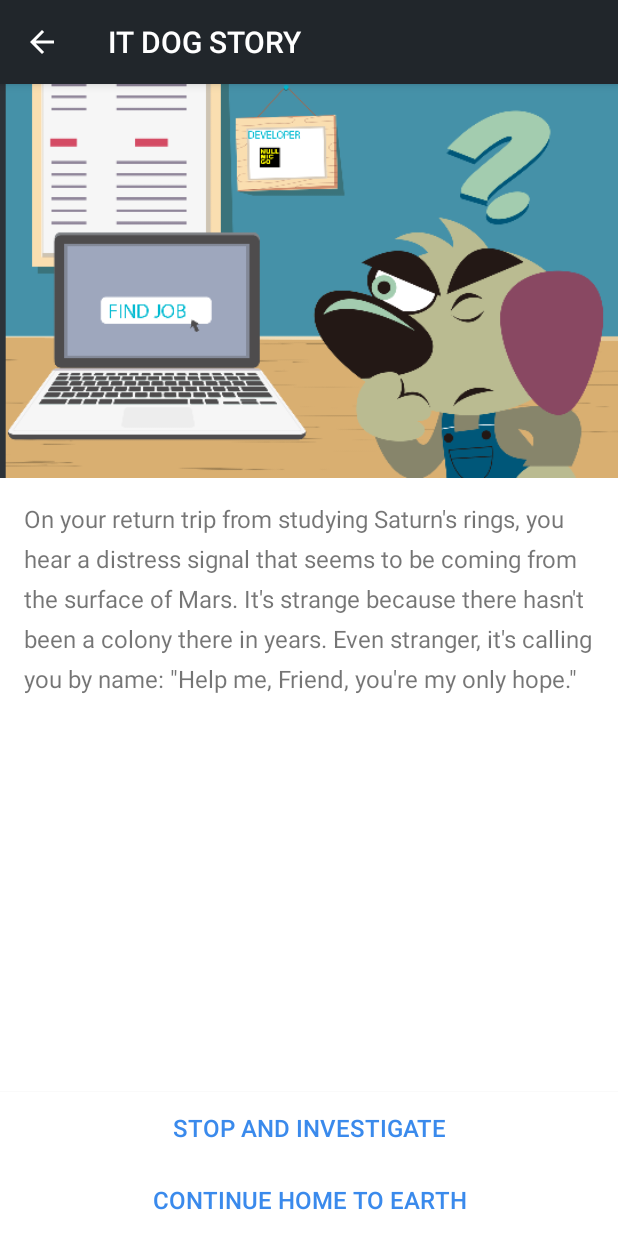
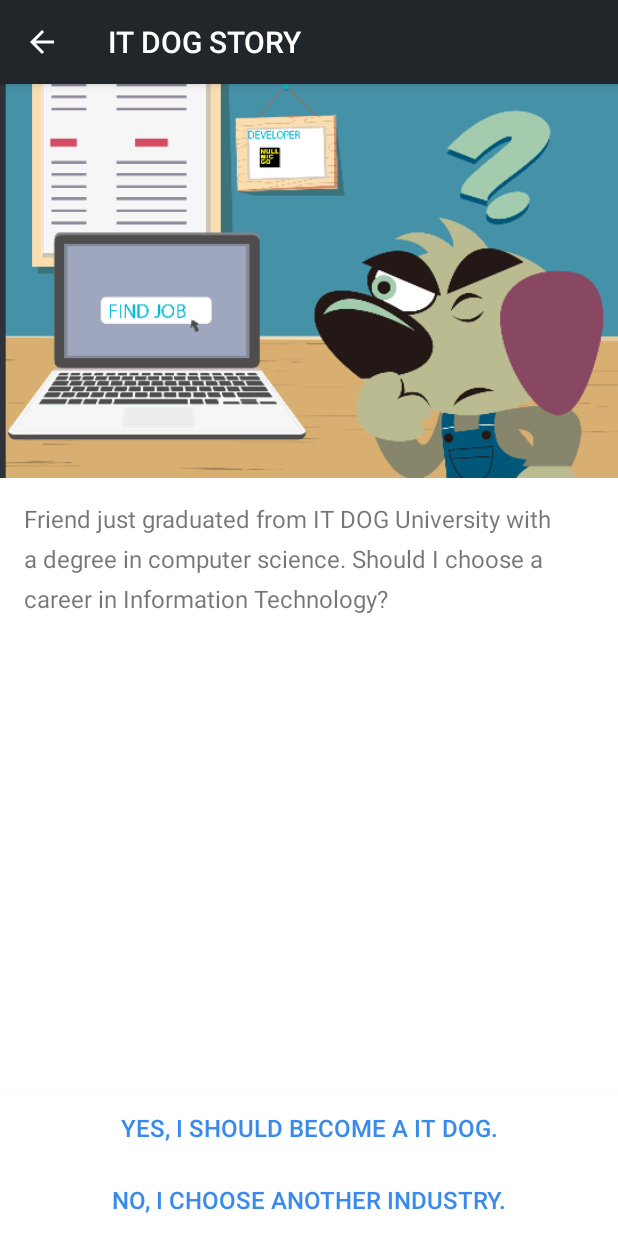
Before and after one commit to nullmicgo/Interactive-Story-App, an Android app: the StoryActivity screen opened directly, with no data from a screen before it, on a phone screen of 412 x 824 dp. Run offline under Robolectric (Android 15) with nearby library versions, the phone set to English and light mode, and no system bars.

Commit message:
updated images
updated images

```diff
--- a/app/src/main/res/values/strings.xml
+++ b/app/src/main/res/values/strings.xml
@@ -5,9 +5,9 @@
     <string name="start_your_adventure">START YOUR CAREER</string>
     <string name="enter_your_name">Enter your name</string>
 
-    <string name="page0">On your return trip from studying Saturn\'s rings, you hear a distress signal that seems to be coming from the surface of Mars. It\'s strange because there hasn\'t been a colony there in years. Even stranger, it\'s calling you by name: \"Help me, %1$s, you\'re my only hope.\"</string>
-    <string name="page0_choice1">Stop and investigate</string>
-    <string name="page0_choice2">Continue home to Earth</string>
+    <string name="page0">%1$s just graduated from IT DOG University with a degree in computer science. Should I choose a career in Information Technology?</string>
+    <string name="page0_choice1">Yes, i should become a IT Dog.</string>
+    <string name="page0_choice2">No, i choose another industry.</string>
 
     <string name="page1">You deftly land your ship near where the distress signal originated. You didn\'t notice anything strange on your fly-by, but there is a cave in front of you. Behind you is an abandoned rover from the early 21st century.</string>
     <string name="page1_choice1">Explore the cave</string>
```
Also changed, not shown: app/src/main/res/drawable-hdpi/page4.png, app/src/main/res/drawable-hdpi/page7.png (added), app/src/main/res/drawable-hdpi/page8.png (added), app/src/main/res/drawable-mdpi/page4.png, app/src/main/res/drawable-mdpi/page7.png (added), app/src/main/res/drawable-mdpi/page8.png (added), app/src/main/res/drawable-xhdpi/page4.png, app/src/main/res/drawable-xhdpi/page7.png (added), app/src/main/res/drawable-xhdpi/page8.png (added), app/src/main/res/drawable-xxhdpi/page4.png, app/src/main/res/drawable-xxhdpi/page7.png (added), app/src/main/res/drawable-xxhdpi/page8.png (added), app/src/main/res/drawable-xxxhdpi/page4.png, app/src/main/res/drawable-xxxhdpi/page7.png (added), 1 more files, 2 other files.
